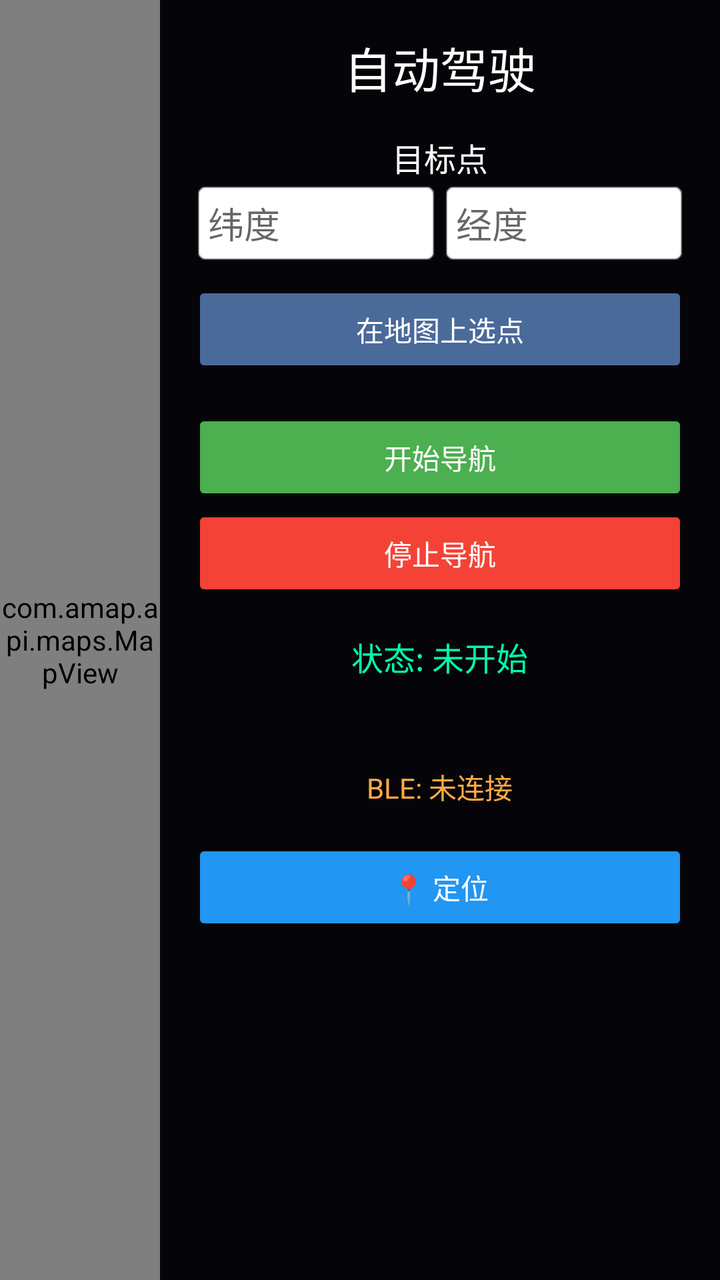
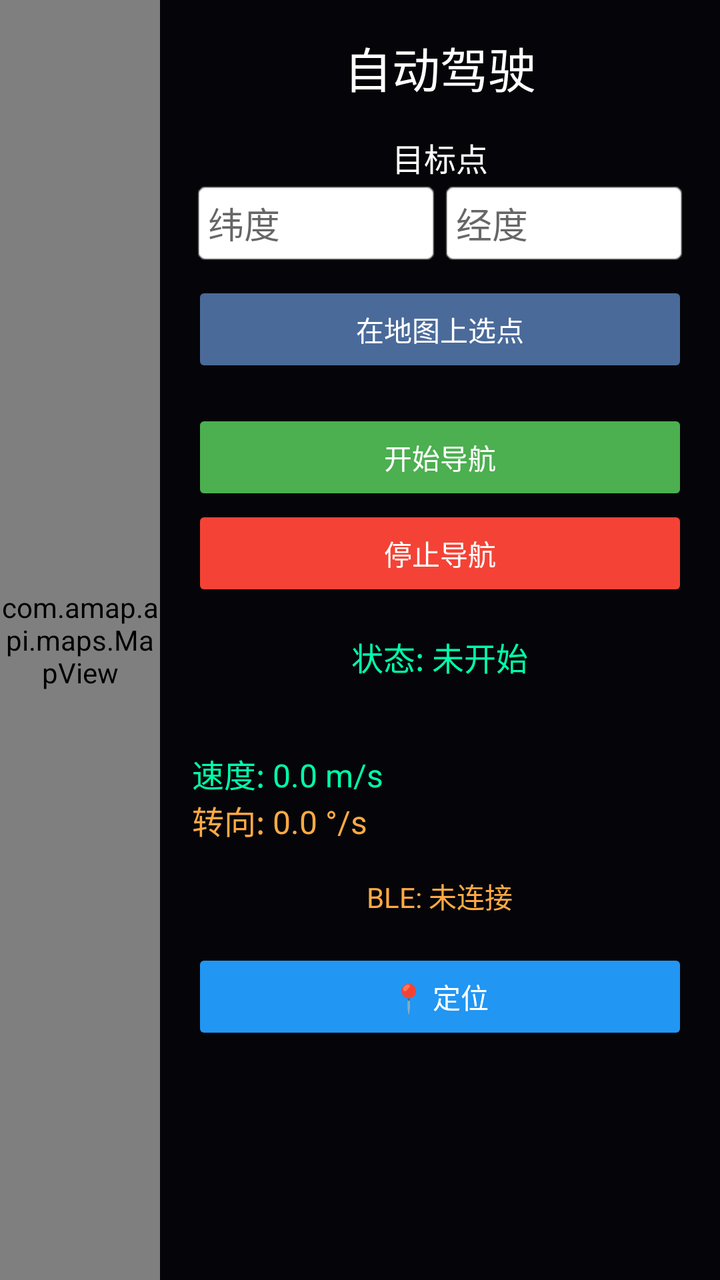

An Android layout rendered at two revisions. The XML below is the earlier revision; the diff shows what the commit changed to produce the second picture.
<!-- AndroidManifest.xml: activity theme AppTheme -->
<!-- res/layout/activity_autodrive.xml -->
<?xml version="1.0" encoding="utf-8"?>
<LinearLayout xmlns:android="http://schemas.android.com/apk/res/android"
    android:layout_width="match_parent"
    android:layout_height="match_parent"
    android:orientation="horizontal"
    android:background="#1A1A2E">

    
    <com.amap.api.maps.MapView
        android:id="@+id/autodrive_map"
        android:layout_width="0dp"
        android:layout_height="match_parent"
        android:layout_weight="1" />

    
    <ScrollView
        android:layout_width="280dp"
        android:layout_height="match_parent"
        android:background="#CC000000"
        android:scrollbars="vertical"
        android:fillViewport="true">

        <LinearLayout
            android:layout_width="match_parent"
            android:layout_height="wrap_content"
            android:orientation="vertical"
            android:padding="16dp"
            android:gravity="center_horizontal">

            <TextView
                android:layout_width="wrap_content"
                android:layout_height="wrap_content"
                android:text="自动驾驶"
                android:textSize="24sp"
                android:textColor="#FFFFFF"
                android:layout_marginBottom="16dp"/>

            <TextView
                android:layout_width="wrap_content"
                android:layout_height="wrap_content"
                android:text="目标点"
                android:textColor="#FFFFFF"
                android:textSize="16sp"/>

            <LinearLayout
                android:layout_width="match_parent"
                android:layout_height="wrap_content"
                android:orientation="horizontal">
                <EditText
                    android:id="@+id/et_target_lat"
                    android:layout_width="0dp"
                    android:layout_weight="1"
                    android:layout_height="wrap_content"
                    android:hint="纬度"
                    android:inputType="numberDecimal"
                    android:background="@android:drawable/editbox_background"
                    android:padding="8dp"
                    android:textColor="#000000"/>
                <EditText
                    android:id="@+id/et_target_lng"
                    android:layout_width="0dp"
                    android:layout_weight="1"
                    android:layout_height="wrap_content"
                    android:hint="经度"
                    android:inputType="numberDecimal"
                    android:background="@android:drawable/editbox_background"
                    android:padding="8dp"
                    android:textColor="#000000"/>
            </LinearLayout>

            <Button
                android:id="@+id/btn_set_target_by_map"
                android:layout_width="match_parent"
                android:layout_height="wrap_content"
                android:text="在地图上选点"
                android:backgroundTint="#4A6A9A"
                android:textColor="#FFFFFF"
                android:layout_marginTop="8dp"/>

            <Button
                android:id="@+id/btn_start_nav"
                android:layout_width="match_parent"
                android:layout_height="wrap_content"
                android:text="开始导航"
                android:backgroundTint="#4CAF50"
                android:textColor="#FFFFFF"
                android:layout_marginTop="16dp"/>

            <Button
                android:id="@+id/btn_stop_nav"
                android:layout_width="match_parent"
                android:layout_height="wrap_content"
                android:text="停止导航"
                android:enabled="false"
                android:backgroundTint="#F44336"
                android:textColor="#FFFFFF"/>

            <TextView
                android:id="@+id/tv_status"
                android:layout_width="wrap_content"
                android:layout_height="wrap_content"
                android:text="状态: 未开始"
                android:textColor="#00FFAA"
                android:textSize="16sp"
                android:layout_marginTop="16dp"/>

            <TextView
                android:id="@+id/tv_info"
                android:layout_width="wrap_content"
                android:layout_height="wrap_content"
                android:text=""
                android:textColor="#FFFFFF"
                android:textSize="14sp"
                android:layout_marginTop="8dp"/>

            <TextView
                android:id="@+id/tv_ble_status"
                android:layout_width="wrap_content"
                android:layout_height="wrap_content"
                android:text="BLE: 未连接"
                android:textColor="#FFAA44"
                android:textSize="14sp"
                android:layout_marginTop="16dp"/>

            
            <Button
                android:id="@+id/btn_locate"
                android:layout_width="match_parent"
                android:layout_height="wrap_content"
                android:layout_marginTop="16dp"
                android:text="📍 定位"
                android:backgroundTint="#2196F3"
                android:textColor="#FFFFFF"/>

        </LinearLayout>

    </ScrollView>

</LinearLayout>
<!-- resources referenced by this layout -->
<resources>
  <style name="AppTheme" parent="Theme.AppCompat.Light.NoActionBar" />
</resources>

<!-- the commit's change to res/layout/activity_autodrive.xml (unified diff, before → after) -->
@@ -112,7 +112,22 @@
                 android:textColor="#FFFFFF"
                 android:textSize="14sp"
                 android:layout_marginTop="8dp"/>
+            <TextView
+                android:id="@+id/tv_speed"
+                android:layout_width="match_parent"
+                android:layout_height="wrap_content"
+                android:text="速度: 0.0 m/s"
+                android:textColor="#00FFAA"
+                android:textSize="16sp"
+                android:layout_marginTop="8dp"/>
 
+            <TextView
+                android:id="@+id/tv_turn"
+                android:layout_width="match_parent"
+                android:layout_height="wrap_content"
+                android:text="转向: 0.0 °/s"
+                android:textColor="#FFAA44"
+                android:textSize="16sp"/>
             <TextView
                 android:id="@+id/tv_ble_status"
                 android:layout_width="wrap_content"
